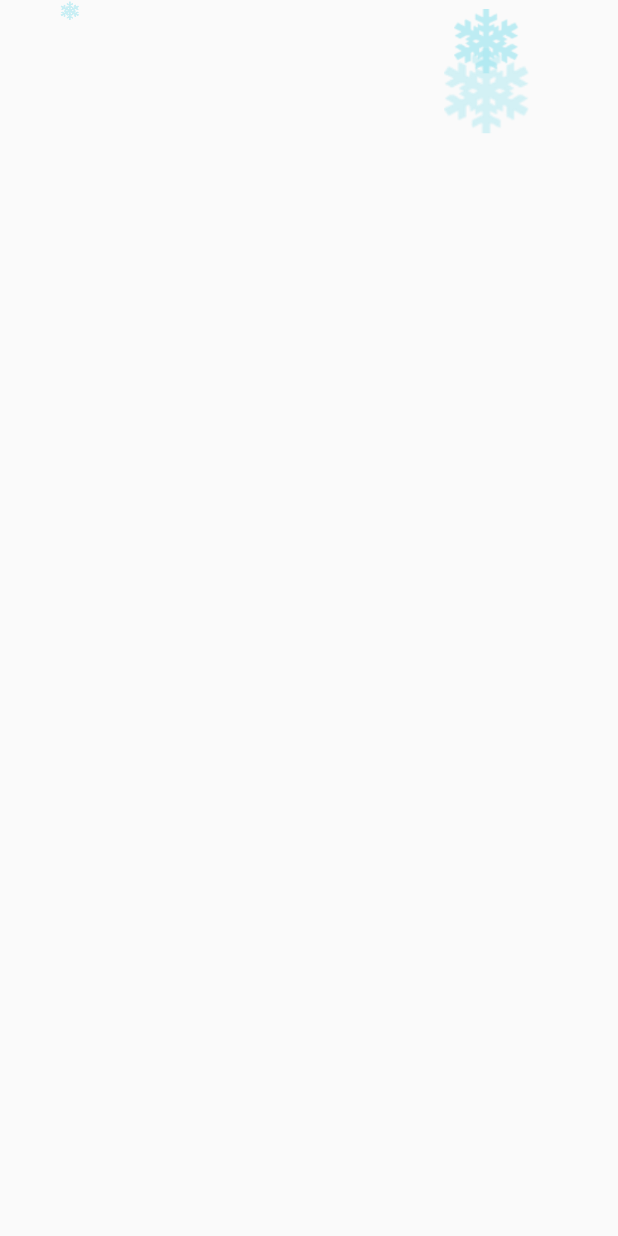
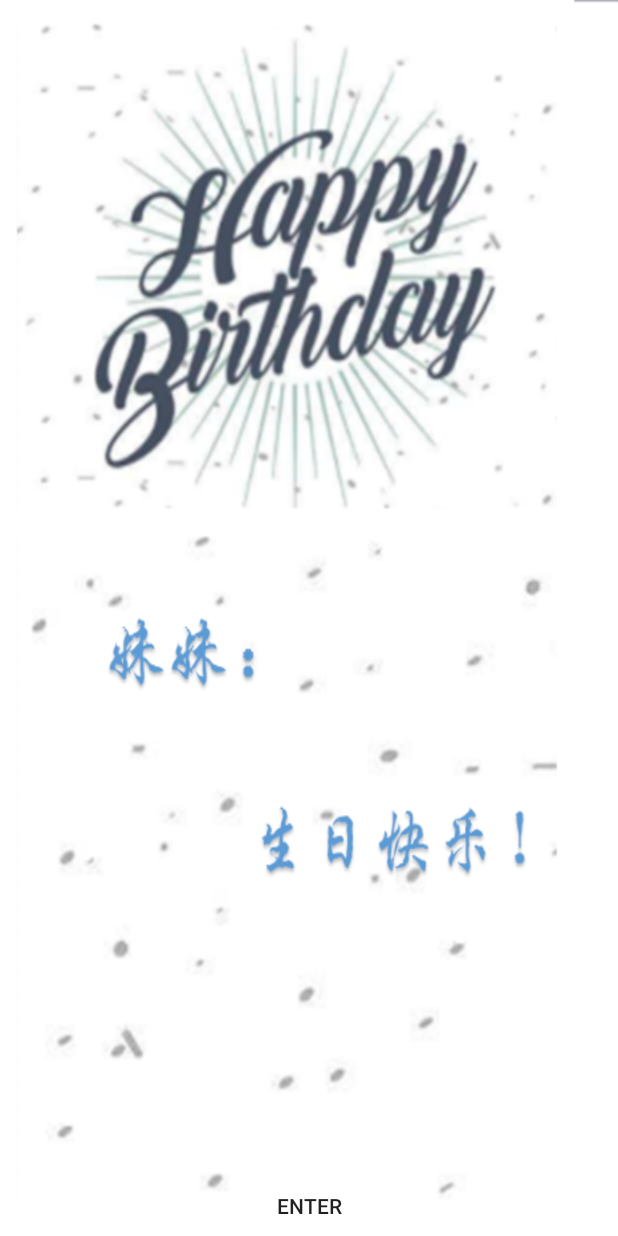
Before and after one commit to Wyxiao11111/Snow, an Android app: the screen it shows after launch (MainActivity), on a phone screen of 412 x 824 dp. Run offline under Robolectric (Android 15) with nearby library versions, the phone set to English and light mode, and no system bars.

Commit message:
second commit

```diff
--- a/app/src/main/java/com/example/wyx/linyue/FlowerView.java
+++ b/app/src/main/java/com/example/wyx/linyue/FlowerView.java
@@ -16,7 +16,7 @@ import android.view.View;
 public class FlowerView extends View {
 
     Bitmap mFlowers = null;
-    MyFlower flowers [] = new MyFlower[50];//50片雪花
+    MyFlower flowers [] = new MyFlower[10];//50片雪花
     private Integer[] offsetX ;
     private Integer[] offsetY ;
     Random r = new Random();
--- a/app/src/main/java/com/example/wyx/linyue/MainActivity.java
+++ b/app/src/main/java/com/example/wyx/linyue/MainActivity.java
@@ -1,15 +1,19 @@
 package com.example.wyx.linyue;
 
+import java.io.IOException;
 import java.util.Timer;
 import java.util.TimerTask;
 
 import android.app.Activity;
+import android.media.MediaPlayer;
 import android.os.Bundle;
 import android.os.Handler;
 import android.os.Message;
 import android.util.DisplayMetrics;
+import android.view.View;
 
 public class MainActivity extends Activity {
+    private MediaPlayer mp = null;
     private FlowerView mFlowerView;
     // 屏幕宽度
     public static int screenWidth;
@@ -21,13 +25,24 @@ public class MainActivity extends Activity {
     private Handler mHandler = new Handler() {
         public void dispatchMessage(Message msg) {
             mFlowerView.inva();
-        };
+        }
+
+        ;
     };
 
     @Override
     public void onCreate(Bundle savedInstanceState) {
         super.onCreate(savedInstanceState);
         setContentView(R.layout.activity_main);
+
+        findViewById(R.id.btnPlaySong).setOnClickListener(new View.OnClickListener() {
+            @Override
+            public void onClick(View view) {
+                if(mp != null){
+                    mp.start();
+                }
+            }
+        });
 
         mFlowerView = (FlowerView) findViewById(R.id.flowerview);
         screenWidth = getWindow().getWindowManager().getDefaultDisplay()
@@ -60,4 +75,29 @@ public class MainActivity extends Activity {
         super.onDestroy();
         mFlowerView.recly();
     }
+    @Override
+    protected void onResume() {
+
+        mp = MediaPlayer.create(this,R.raw.abc);
+
+        try {
+            mp.prepare();
+        } catch (IllegalStateException e){
+            e.printStackTrace();
+        } catch (IOException e) {
+            e.printStackTrace();
+        }
+
+        super.onResume();
+    }
+
+    @Override
+    protected void onPause() {
+
+        if(mp != null){
+            mp.release();
+        }
+
+        super.onPause();
+    }
 }
--- a/app/src/main/res/layout/activity_main.xml
+++ b/app/src/main/res/layout/activity_main.xml
@@ -2,12 +2,21 @@
 <LinearLayout xmlns:android="http://schemas.android.com/apk/res/android"
     android:layout_width="fill_parent"
     android:layout_height="fill_parent"
+    android:background="@drawable/mmbac"
     android:orientation="vertical" >
 
     <com.example.wyx.linyue.FlowerView
         android:id="@+id/flowerview"
         android:layout_width="fill_parent"
-        android:layout_height="fill_parent" >
+        android:layout_height="match_parent"
+        android:layout_weight="1">
     </com.example.wyx.linyue.FlowerView>
 
+    <Button
+        android:id="@+id/btnPlaySong"
+        android:layout_width="fill_parent"
+        android:layout_height="40dp"
+        android:background="#00000000"
+        android:text="enter" />
+
 </LinearLayout>
```
Also changed, not shown: app/src/main/res/drawable/mmbac.png (added), app/src/main/res/drawable/mmw.png (added), 1 other file.
